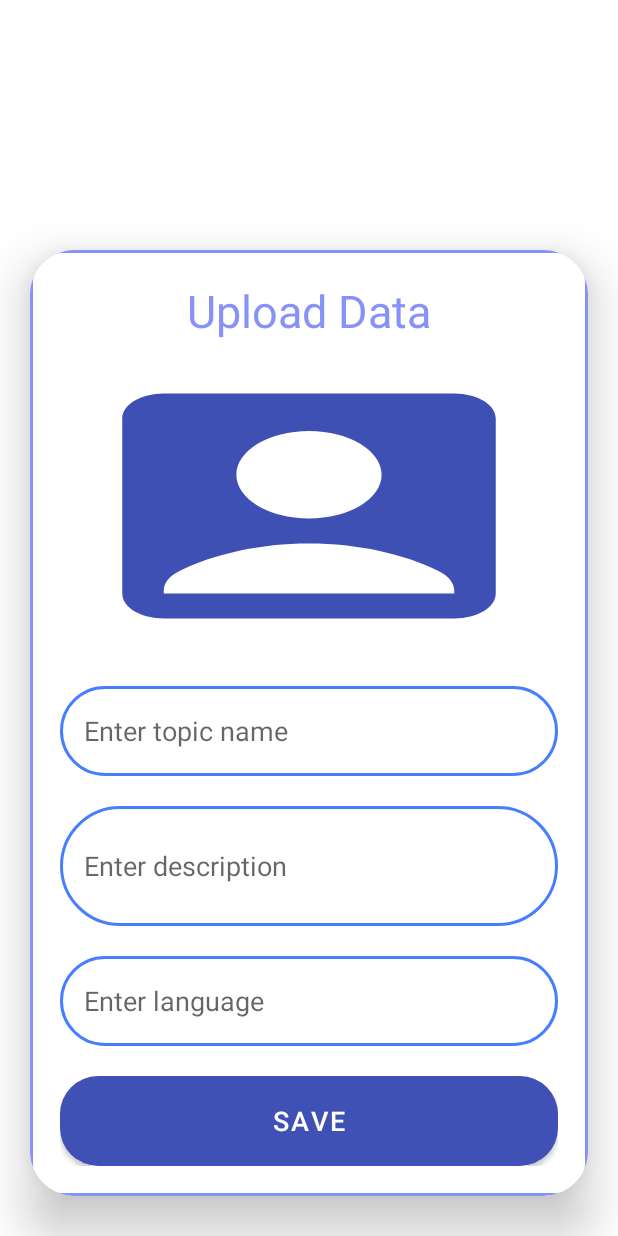
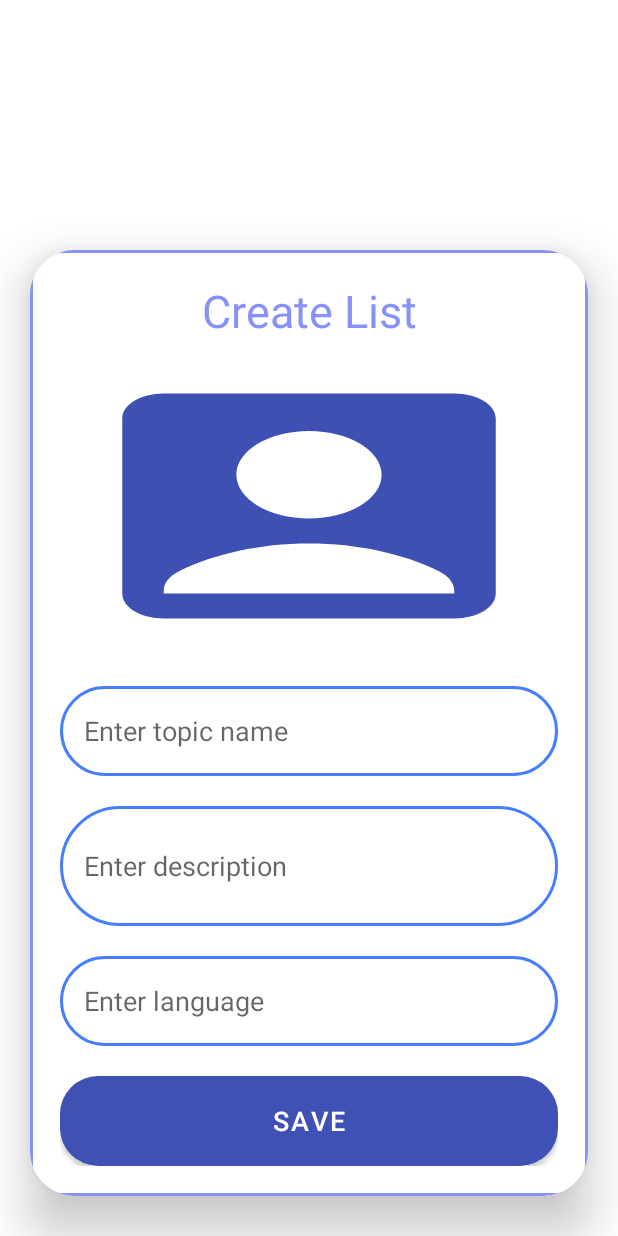
Before and after one commit to maliky67/functioning_login_withHome, an Android app built with Jetpack Compose: the Upload_Data screen opened directly, with no data from a screen before it, on a phone screen of 412 x 824 dp. Run offline under Robolectric (Android 15) with nearby library versions, the phone set to English and light mode, and no system bars; our stand-ins replace Firebase (no records; nobody signed in at launch, a user with empty details on screens opened directly).

Commit message:
Upload Data changed to Create List

```diff
--- a/app/src/main/res/layout/activity_upload_data.xml
+++ b/app/src/main/res/layout/activity_upload_data.xml
@@ -29,7 +29,7 @@
             <TextView
                 android:layout_width="match_parent"
                 android:layout_height="wrap_content"
-                android:text="@string/upload_data"
+                android:text="@string/create_list"
                 android:textSize="30sp"
                 android:textAlignment="center"
                 android:textColor="@color/lavender"/>
```
